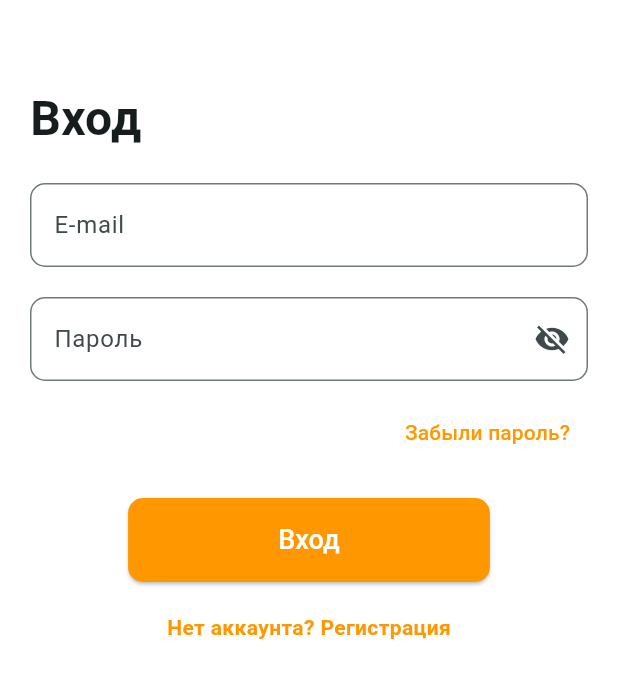
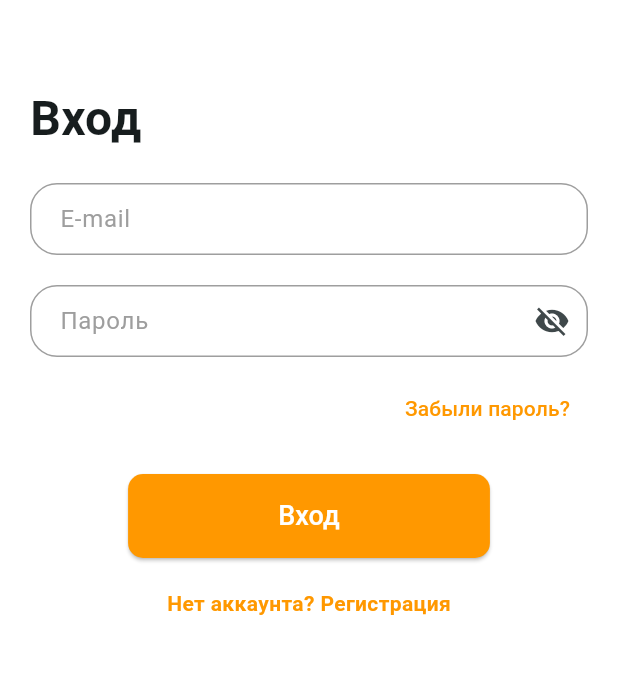
Before and after one commit to Zolomed/food_app, a Flutter app: the screen it shows after launch, on a phone screen of 412 x 824 dp. Shown: the top 678 px of the screen. Run offline on Flutter 3.47's test engine with Material 3 defaults, Android fonts, the phone set to English and light mode, and no system bars; our stand-ins replace cached_network_image, cloud_firestore, device_preview, firebase_auth, firebase_core, firebase_storage and 4 more; accounts and stored records are empty; generated files the repository leaves out were written again.

Commit message:
feat(интерфейс): добавлены темы для элементов управления и улучшен стиль ввода текста

```diff
--- a/lib/main.dart
+++ b/lib/main.dart
@@ -45,9 +45,16 @@ class MyApp extends StatelessWidget {
       title: 'Living with food',
       // Основная тема приложения
       theme: ThemeData(
-        primarySwatch: Colors.orange,
         colorScheme: ColorScheme.fromSeed(seedColor: Colors.white),
         scaffoldBackgroundColor: Colors.white,
+        // Тема приложения
+        appBarTheme: AppBarTheme(
+          backgroundColor: Colors.white,
+          elevation: 0,
+          iconTheme: IconThemeData(color: Colors.black),
+          surfaceTintColor: Colors.white,
+          shadowColor: Colors.transparent,
+        ),
         elevatedButtonTheme: ElevatedButtonThemeData(
           style: ElevatedButton.styleFrom(
             foregroundColor: Colors.white,
@@ -63,6 +70,61 @@ class MyApp extends StatelessWidget {
           style: OutlinedButton.styleFrom(
             foregroundColor: Colors.white,
           ),
+        ),
+        // Тема переключателя
+        switchTheme: SwitchThemeData(
+          thumbColor: WidgetStateProperty.resolveWith<Color>(
+            (states) => states.contains(WidgetState.selected)
+                ? Colors.white
+                : Colors.orange,
+          ),
+          trackColor: WidgetStateProperty.resolveWith<Color>(
+            (states) => states.contains(WidgetState.selected)
+                ? Colors.orange
+                : Colors.white,
+          ),
+          overlayColor: WidgetStateProperty.all(Colors.transparent),
+          trackOutlineColor: WidgetStateProperty.resolveWith<Color>(
+            (states) => Colors.orange,
+          ),
+        ),
+        // Тема чекбокса
+        checkboxTheme: CheckboxThemeData(
+          fillColor: WidgetStateProperty.resolveWith<Color>(
+            (states) => states.contains(WidgetState.selected)
+                ? Colors.orange
+                : Colors.white,
+          ),
+          checkColor: WidgetStateProperty.all(Colors.white),
+        ),
+        // Тема ввода текста
+        inputDecorationTheme: InputDecorationTheme(
+          border: OutlineInputBorder(
+            borderRadius: BorderRadius.all(Radius.circular(18)),
+            borderSide: BorderSide(color: Colors.grey),
+          ),
+          enabledBorder: OutlineInputBorder(
+            borderRadius: BorderRadius.all(Radius.circular(18)),
+            borderSide: BorderSide(color: Colors.grey),
+          ),
+          focusedBorder: OutlineInputBorder(
+            borderRadius: BorderRadius.all(Radius.circular(18)),
+            borderSide: BorderSide(color: Colors.orange, width: 2),
+          ),
+          contentPadding: EdgeInsets.symmetric(vertical: 0, horizontal: 16),
+          labelStyle: TextStyle(color: Colors.grey),
+          floatingLabelStyle: TextStyle(color: Colors.black),
+        ),
+        textSelectionTheme: TextSelectionThemeData(
+          cursorColor: Colors.orange,
+          selectionHandleColor: Colors.orange,
+          selectionColor: Colors.orange.withOpacity(0.3),
+        ),
+        // Тема прогресс-индикаторов
+        progressIndicatorTheme: ProgressIndicatorThemeData(
+          color: Colors.orange,
+          circularTrackColor: Colors.orange.withOpacity(0.2),
+          linearTrackColor: Colors.orange.withOpacity(0.2),
         ),
       ),
       // Начальный маршрут
--- a/lib/widgets/food_card.dart
+++ b/lib/widgets/food_card.dart
@@ -91,16 +91,12 @@ class FoodCard extends StatelessWidget {
                             child: GestureDetector(
                               onTap: onFavoriteTap,
                               child: Container(
-                                decoration: BoxDecoration(
-                                  color: Colors.white.withOpacity(0.85),
-                                  shape: BoxShape.circle,
-                                ),
                                 padding: const EdgeInsets.all(4),
                                 child: Icon(
                                   isFavorite
                                       ? Icons.favorite
                                       : Icons.favorite_border,
-                                  color: isFavorite ? Colors.red : Colors.grey,
+                                  color: isFavorite ? Colors.red : Colors.white,
                                   size: 22,
                                 ),
                               ),
--- a/lib/widgets/restaurant_list.dart
+++ b/lib/widgets/restaurant_list.dart
@@ -156,7 +156,7 @@ class _RestaurantCard extends StatelessWidget {
                       child: IconButton(
                         icon: Icon(
                           isFavorite ? Icons.favorite : Icons.favorite_border,
-                          color: isFavorite ? Colors.red : Colors.grey,
+                          color: isFavorite ? Colors.red : Colors.white,
                           size: 28,
                         ),
                         tooltip: isFavorite
```
Also changed, not shown: lib/screens/edit_profile_screen.dart (+27 -5 lines), lib/screens/restaurant_selection_screen.dart (+9 -1 lines).
